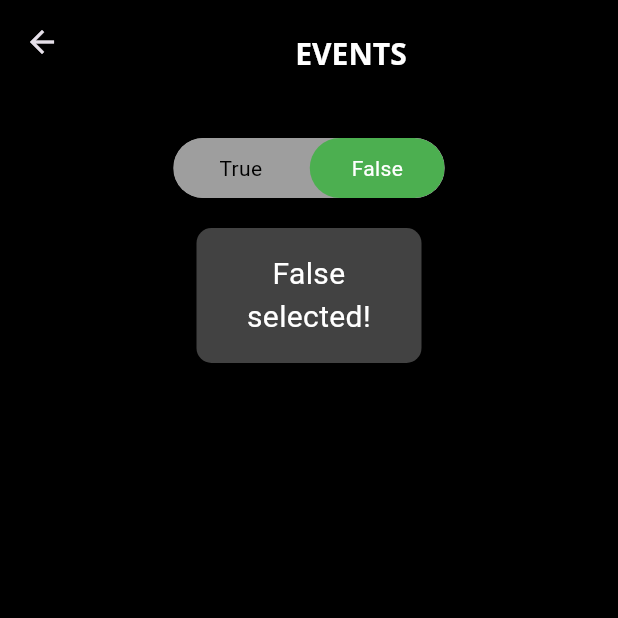
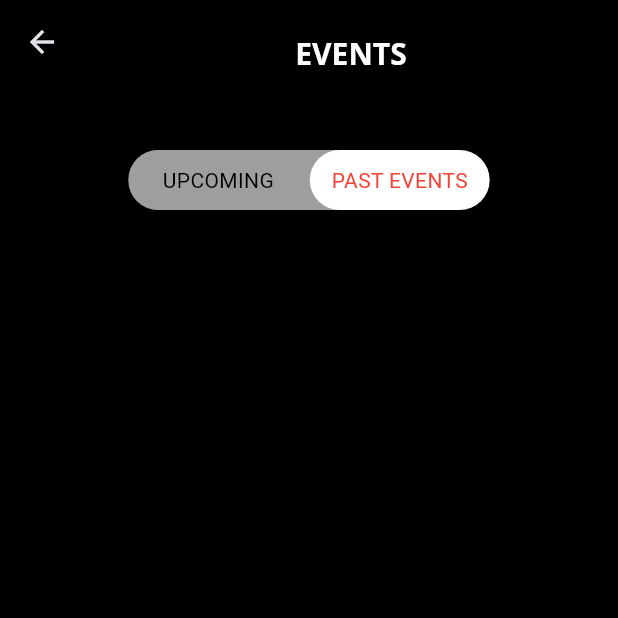
Before and after one commit to KavishkaSashmitha/civic_1, a Flutter app: the screen it shows after launch, item 2 of the bottom bar chosen, on a phone screen of 412 x 824 dp, the top half of it. Run offline on Flutter 3.47's test engine with Material 3 defaults, Android fonts, the phone set to English and light mode, and no system bars; drawn by our look-alikes of toggle_switch; our stand-ins replace google_fonts.

Commit message:
done switch nicely

```diff
--- a/lib/screens/community_page.dart
+++ b/lib/screens/community_page.dart
@@ -38,44 +38,29 @@ class _GroupPageState extends State<GroupPage> {
           children: [
             SizedBox(height: 20), // Add space from the top
             Center(
+              child: Padding(
+                padding: const EdgeInsets.all(
+                    8.0), // Add padding around the ToggleSwitch
                 child: ToggleSwitch(
-                minWidth: 90.0,
+                  minWidth: 120.0,
                   cornerRadius: 20.0,
                   activeBgColors: [
-                  [Colors.blue], // Change active background color
-                  [Colors.green] // Change active background color
+                    [Colors.white], // Change active background color
+                    [Colors.white] // Change active background color
                   ],
-                activeFgColor: Colors.white, // Change text color when active
+                  activeFgColor: Colors.red, // Change text color when active
                   inactiveBgColor: Colors.grey,
                   inactiveFgColor:
                       Colors.black, // Change text color when inactive
                   initialLabelIndex: _currentIndex,
                   totalSwitches: 2,
-                labels: ['True', 'False'],
+                  labels: ['UPCOMING', 'PAST EVENTS'],
                   radiusStyle: true,
                   onToggle: (index) {
                     setState(() {
-                    _currentIndex = index ?? 1;
+                      _currentIndex = index!;
                     });
-                  print('switched to: $index');
                   },
-              ),
-            ),
-            SizedBox(height: 20),
-            Center(
-              child: Container(
-                width: 150, // Set a fixed width to match the toggle switch
-                padding: EdgeInsets.all(16.0),
-                decoration: BoxDecoration(
-                  color: Colors.grey[800],
-                  borderRadius: BorderRadius.circular(10),
-                ),
-                child: Center(
-                  child: Text(
-                    _currentIndex == 0 ? 'True selected!' : 'False selected!',
-                    style: TextStyle(color: Colors.white, fontSize: 20),
-                    textAlign: TextAlign.center,
-                  ),
                 ),
               ),
             ),
```
Lines whose indentation alone changed are shown as unchanged.
